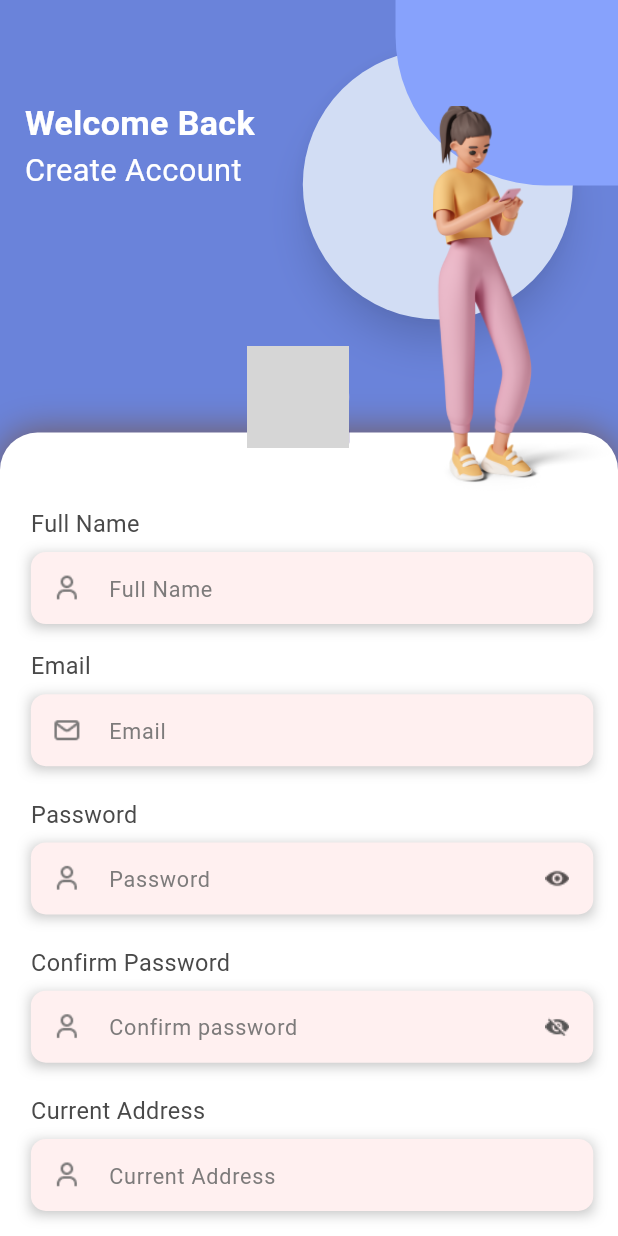
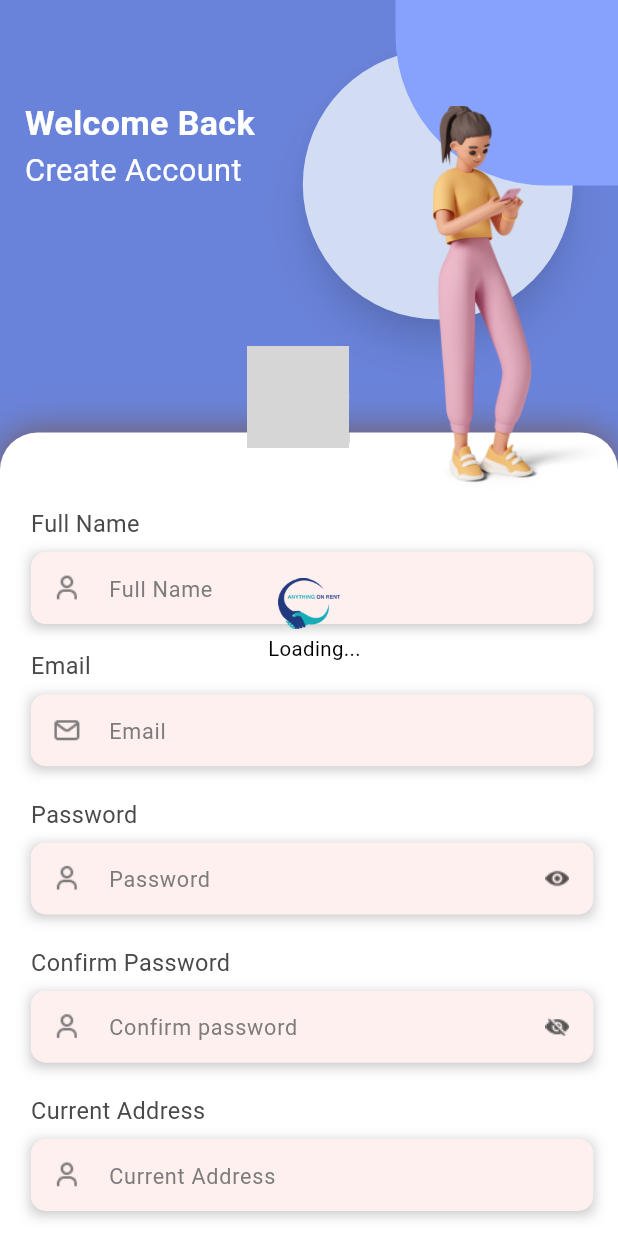
Before and after one commit to PoojaTimedignitor/AnythingOnRent, a Flutter app: the screen it shows after launch, after a tap on "Skip", after a tap on "START", on a phone screen of 412 x 824 dp. Run offline on Flutter 3.47's test engine with Material 3 defaults, Android fonts, the light colour scheme and no system bars; our stand-ins replace carousel_slider, dio, dotted_border, get_storage, image_picker; network calls fail; Roboto replaces fonts that are missing (Montserrat-Medium, Montserrat-Regular, Roboto-Regular); project files that could hold a hidden picture were left out; grey boxes are pictures that could not be loaded.

Commit message:
loader add

```diff
--- a/lib/MainScreen/register_screen.dart
+++ b/lib/MainScreen/register_screen.dart
@@ -9,10 +9,10 @@ import 'package:dotted_border/dotted_border.dart';
 
 import '../CommonWidget.dart';
 import '../ConstantData/Constant_data.dart';
-
 import 'login_screen.dart';
 import 'package:get_storage/get_storage.dart';
 import 'package:image_picker/image_picker.dart';
+
 
 class RegisterScreen extends StatefulWidget {
   const RegisterScreen({super.key});
@@ -32,6 +32,7 @@ class _RegisterScreenState extends State<RegisterScreen> {
   final _mobileNumber = FocusNode();
   late FocusNode focusNode;
 
+  bool isLoading = false;
 
   File? _image;
   final _images = <XFile>[];
@@ -209,6 +210,17 @@ class _RegisterScreenState extends State<RegisterScreen> {
   void initState() {
     super.initState();
 
+    if(mounted){
+      setState(() {
+        isLoading = true;
+      });
+    }
+
+  /*  if(mounted){
+      setState(() {
+        isLoading = true;
+      });
+    }*/
    // print("dddd   $RegisterLocalDataStore");
    // RegisterLocalDataStore();
     focusNode = FocusNode();
@@ -258,7 +270,36 @@ class _RegisterScreenState extends State<RegisterScreen> {
             children: [
               RegisterContent(SizeConfig.screenHeight, SizeConfig.screenWidth),
               NameData(SizeConfig.screenHeight, SizeConfig.screenWidth),
+              Visibility(
+
+                visible: isLoading,
+                child: Center(child:  Column(
+                  mainAxisAlignment: MainAxisAlignment.center,
+                  children: [
+                    Container(
+                      height: SizeConfig.screenHeight * .05,
+                      width: SizeConfig.screenWidth * .1,
+
+                      child: Image(
+                        image: const AssetImage(
+                            "assets/images/anything_loding.png"),
+
+                        width: SizeConfig.screenWidth * .1,
+                      ),
+                    ),
+                    Text("  Loading...",    style: TextStyle(
+                        color: Colors.black,
+                        fontWeight: FontWeight.w400,
+                        fontFamily: 'Roboto-Regular',
+                        fontSize: SizeConfig.blockSizeHorizontal * 3.3),
+
+                    )
                   ],
+                ),),
+              )
+            ],
+
+
           ),
           /*    GestureDetector(
 
@@ -1028,6 +1069,14 @@ class _RegisterScreenState extends State<RegisterScreen> {
         );
         return;
       }*/
+
+         /* if(mounted){
+            setState(() {
+              isLoading = true;
+            });
+          }*/
+
+/*else {*/
             print("Full Name: ${fullNameController.text}");
             print("email: ${emailController.text}");
             print("password: ${passwordController.text}");
@@ -1043,45 +1092,55 @@ class _RegisterScreenState extends State<RegisterScreen> {
               addressController.text,
               permanentAddressController.text,
 
-          ).then( (value) {
+            ).then((value) {
               //  if (value.isEmpty) return;
               print("token...${value['token']}");
               print(value['data']);
-            print("Response: $value");
+              print("Loading: $isLoading");
               if (mounted) {
                 setState(() {
-
+                  isLoading = true;
                 });
               }
 
 
               if (value['success'] == true) {
-
                 print("..aaaass ${ value['newUser']['userId']}");
 
 
-               GetStorage().write(ConstantData.Username, value['newUser']['name']);
-               GetStorage().write(ConstantData.UserId,value['newUser']['userId']);
-               GetStorage().write(ConstantData.Useremail,value['newUser']['email']);
-               GetStorage().write(ConstantData.Userpassword,value['newUser']['password']);
-               GetStorage().write(ConstantData.UserCpassword,value['newUser']['cpassword']);
-               GetStorage().write(ConstantData.UserCurrentAddress,value['newUser']['currentAddress']);
-               GetStorage().write(ConstantData.UserParmanentAddress,value['newUser']['permanentAddress']);
-               GetStorage().write(ConstantData.UserMobile,value['newUser']['PhoneNumber']);
-
-
-
+                GetStorage().write(
+                    ConstantData.Username, value['newUser']['name']);
+                GetStorage().write(
+                    ConstantData.UserId, value['newUser']['userId']);
+                GetStorage().write(
+                    ConstantData.Useremail, value['newUser']['email']);
+                GetStorage().write(
+                    ConstantData.Userpassword, value['newUser']['password']);
+                GetStorage().write(
+                    ConstantData.UserCpassword, value['newUser']['cpassword']);
+                GetStorage().write(ConstantData.UserCurrentAddress,
+                    value['newUser']['currentAddress']);
+                GetStorage().write(ConstantData.UserParmanentAddress,
+                    value['newUser']['permanentAddress']);
+                GetStorage().write(
+                    ConstantData.UserMobile, value['newUser']['PhoneNumber']);
 
 
                 // print("numVal ${value['data']}");
 
                 Navigator.pushReplacement(context,
-                  MaterialPageRoute(builder: (context) => const LoginScreen()));
+                    MaterialPageRoute(
+                        builder: (context) => const LoginScreen()));
                 // Navigator.pushReplacement(context, MaterialPageRoute(builder: (context) => const KYCVerifyScreen()));
+              }
+              if(mounted){
+                setState(() {
+                  isLoading = false;
+                });
               }
             }
             );
-
+         // }
               },
 
 
--- a/lib/main.dart
+++ b/lib/main.dart
@@ -3,6 +3,7 @@
 import 'dart:async';
 
 import 'package:anything/CommonWidget.dart';
+import 'package:anything/MainScreen/login_screen.dart';
 import 'package:anything/common_color.dart';
 import 'package:flutter/material.dart';
 import 'package:get_storage/get_storage.dart';
@@ -10,7 +11,6 @@ import 'package:get_storage/get_storage.dart';
 import 'ConstantData/Constant_data.dart';
 import 'Home_screen.dart';
 import 'MainScreen/onboardingScreen.dart';
-import 'MainScreen/register_screen.dart';
 
 
 
@@ -31,7 +31,7 @@ class MyApp extends StatelessWidget {
 
         routes: <String, WidgetBuilder>{
           '/frame': (BuildContext context) =>  onboardingScreen(),
-          '/registration': (BuildContext context) =>  RegisterScreen(),
+          '/registration': (BuildContext context) =>  LoginScreen(),
           '/homeScreen': (BuildContext context) =>  HomeScreen(),
          /* '/rec_dashboard': (BuildContext context) => const ReceiverDashboard(),*/
         }
@@ -163,7 +163,7 @@ class _MyHomePageState extends State<MyHomePage> {
     Navigator.of(context).pushReplacementNamed('/frame');
   }
   void navigateRegistration() {
-    Navigator.of(context).pushReplacementNamed('/registrations');
+    Navigator.of(context).pushReplacementNamed('/registration');
   }
 
   void navigateHomePage() {
--- a/pubspec.yaml
+++ b/pubspec.yaml
@@ -53,6 +53,7 @@ dev_dependencies:
   dio: ^5.7.0
   http:
   image_picker:
+
 
 # For information on the generic Dart part of this file, see the
 # following page: https://dart.dev/tools/pub/pubspec
```
Also changed, not shown: assets/images/anything_loding.jpg (added), assets/images/anything_loding.png (added). Lines whose indentation alone changed are shown as unchanged.
